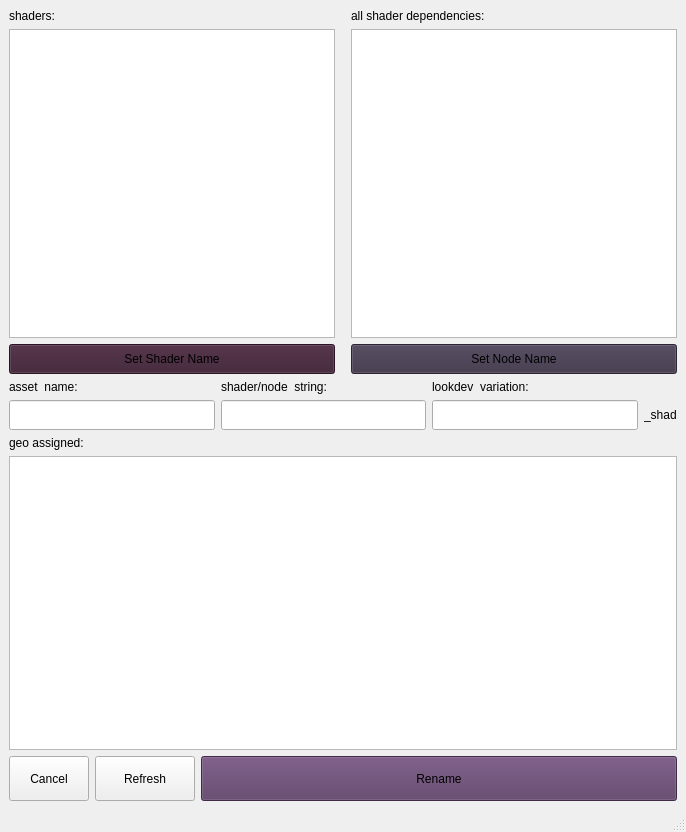
This is media/shaderRenamerGui7.ui in chichang/shaderRenamer as Qt 5 draws it before an edit. The edited form follows.
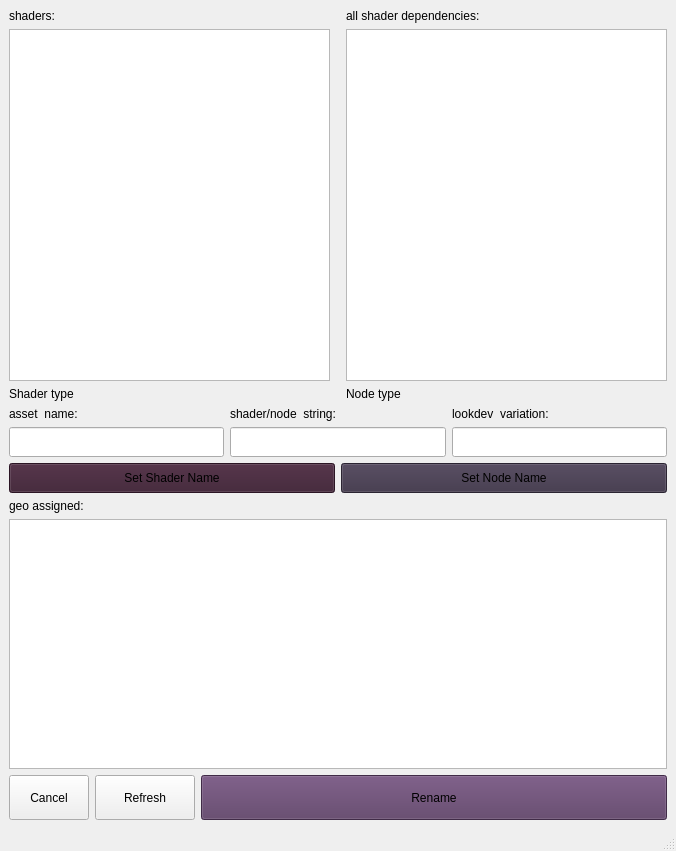
This is the edited form.

Commit message: add in displacement and volume shader rename.

```diff
--- a/media/shaderRenamerGui7.ui
+++ b/media/shaderRenamerGui7.ui
@@ -9,8 +9,8 @@
    <rect>
     <x>0</x>
     <y>0</y>
-    <width>686</width>
-    <height>832</height>
+    <width>676</width>
+    <height>851</height>
    </rect>
   </property>
   <property name="windowTitle">
@@ -67,41 +67,23 @@
        </widget>
       </item>
       <item row="2" column="2">
-       <widget class="QPushButton" name="setNodeNameButton">
-        <property name="minimumSize">
-         <size>
-          <width>0</width>
-          <height>30</height>
-         </size>
-        </property>
-        <property name="styleSheet">
-         <string notr="true">QPushButton{background-color: rgb(60, 50, 70);}</string>
-        </property>
+       <widget class="QLabel" name="nodeTypeLabel">
         <property name="text">
-         <string>Set Node Name</string>
+         <string>Node type</string>
         </property>
        </widget>
       </item>
       <item row="2" column="0">
-       <widget class="QPushButton" name="setNameButton">
-        <property name="minimumSize">
-         <size>
-          <width>0</width>
-          <height>30</height>
-         </size>
-        </property>
-        <property name="styleSheet">
-         <string notr="true">QPushButton{background-color: rgb(60, 30, 50);}</string>
-        </property>
+       <widget class="QLabel" name="shaderTypeLabel">
         <property name="text">
-         <string>Set Shader Name</string>
+         <string>Shader type</string>
         </property>
        </widget>
       </item>
      </layout>
     </item>
     <item row="1" column="0" rowspan="2">
-     <layout class="QGridLayout" name="top_GridLayout" columnstretch="0,0,0,0,0">
+     <layout class="QGridLayout" name="top_GridLayout" columnstretch="0,0,0,0">
       <item row="2" column="0">
        <widget class="QLineEdit" name="assetLineEdit">
         <property name="minimumSize">
@@ -155,13 +137,6 @@
         </property>
        </widget>
       </item>
-      <item row="2" column="4">
-       <widget class="QLabel" name="subfixLabel">
-        <property name="text">
-         <string>_shad</string>
-        </property>
-       </widget>
-      </item>
       <item row="0" column="1">
        <widget class="QLabel" name="shaderNameLabel">
         <property name="text">
@@ -181,7 +156,20 @@
        </widget>
       </item>
       <item>
-       <widget class="QListWidget" name="geoAssignedListWidget"/>
+       <widget class="QListWidget" name="geoAssignedListWidget">
+        <property name="sizePolicy">
+         <sizepolicy hsizetype="Expanding" vsizetype="Maximum">
+          <horstretch>0</horstretch>
+          <verstretch>0</verstretch>
+         </sizepolicy>
+        </property>
+        <property name="minimumSize">
+         <size>
+          <width>0</width>
+          <height>250</height>
+         </size>
+        </property>
+       </widget>
       </item>
       <item>
        <layout class="QHBoxLayout" name="exportButton_HBoxLayout">
@@ -250,7 +238,40 @@
      </layout>
     </item>
     <item row="3" column="0">
-     <layout class="QHBoxLayout" name="horizontalLayout"/>
+     <layout class="QHBoxLayout" name="horizontalLayout">
+      <item>
+       <widget class="QPushButton" name="setNameButton">
+        <property name="minimumSize">
+         <size>
+          <width>0</width>
+          <height>30</height>
+         </size>
+        </property>
+        <property name="styleSheet">
+         <string notr="true">QPushButton{background-color: rgb(60, 30, 50);}</string>
+        </property>
+        <property name="text">
+         <string>Set Shader Name</string>
+        </property>
+       </widget>
+      </item>
+      <item>
+       <widget class="QPushButton" name="setNodeNameButton">
+        <property name="minimumSize">
+         <size>
+          <width>0</width>
+          <height>30</height>
+         </size>
+        </property>
+        <property name="styleSheet">
+         <string notr="true">QPushButton{background-color: rgb(60, 50, 70);}</string>
+        </property>
+        <property name="text">
+         <string>Set Node Name</string>
+        </property>
+       </widget>
+      </item>
+     </layout>
     </item>
    </layout>
   </widget>
```
The commit also changes 5 other files.
